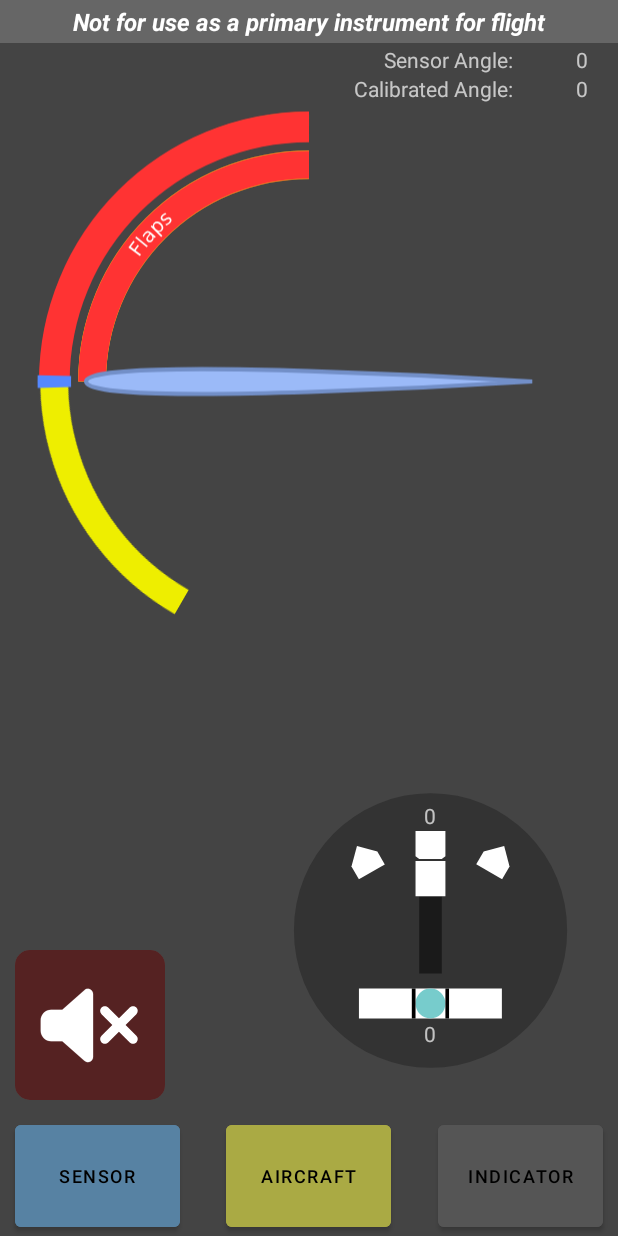
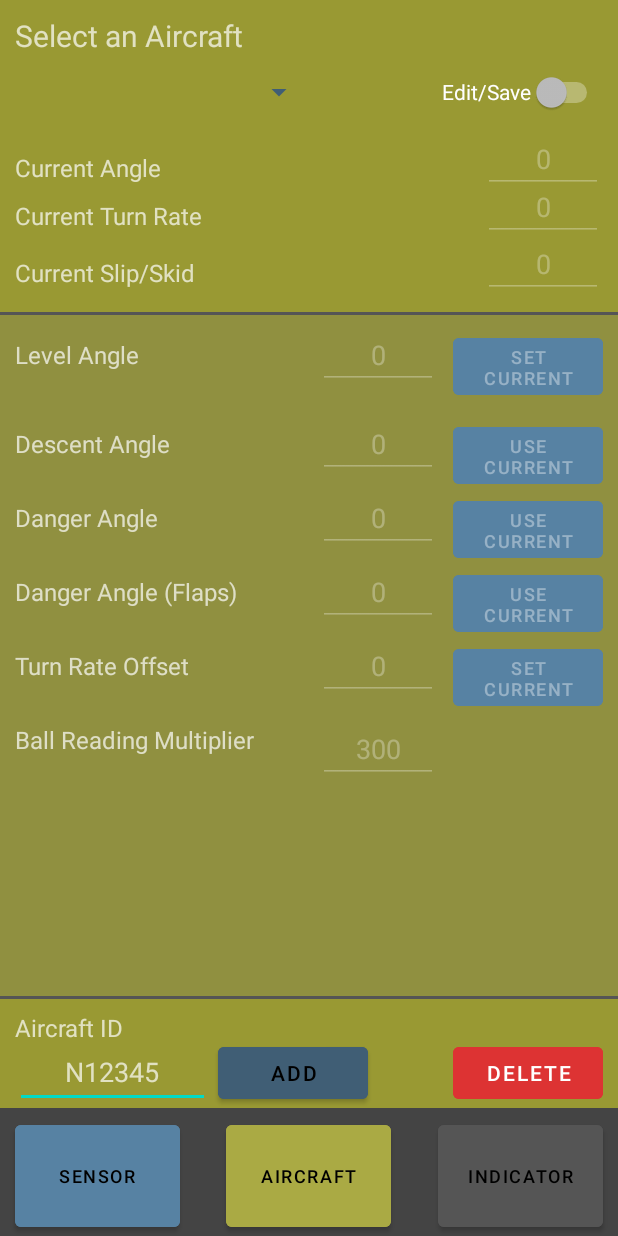
Before and after one commit to danderflieger/aoa_android, an Android app: the layout activity_main.xml on its own in the app's theme, with its tools: preview values and no code run, on a phone screen of 412 x 824 dp. Run offline under Robolectric (Android 15) with nearby library versions, the phone set to English and light mode, and no system bars.

Commit message:
Lots of updates: Slightly changed the code to allow for a multiplier (set to 0.3) to interpolate the warning level - e.g. the yellow arc will start 30% between level and danger angles.

```diff
--- a/app/src/main/res/layout/activity_main.xml
+++ b/app/src/main/res/layout/activity_main.xml
@@ -117,7 +117,7 @@
         android:layout_above="@+id/ButtonView"
         android:layout_marginBottom="0dp"
         android:background="@color/dark_yellow"
-        android:visibility="invisible">
+        android:visibility="visible">
 
 
         <TextView
@@ -443,7 +443,7 @@
                     android:layout_toRightOf="@+id/ballReadingMultiplierCaption"
                     android:enabled="false"
                     android:inputType="numberDecimal|numberSigned"
-                    android:text="0"
+                    android:text="300"
                     android:textAlignment="center" />
             </RelativeLayout>
         </ScrollView>
@@ -525,7 +525,7 @@
         android:layout_height="match_parent"
         android:layout_above="@+id/ButtonView"
         android:background="#444"
-        android:visibility="visible">
+        android:visibility="invisible">
 
         <TextView
             android:id="@+id/airfoilPlacardTextView"
```
Also changed, not shown: app/src/main/java/com/danderflieger/angleofattackindicator/MainActivity.java (+4 -6 lines).
